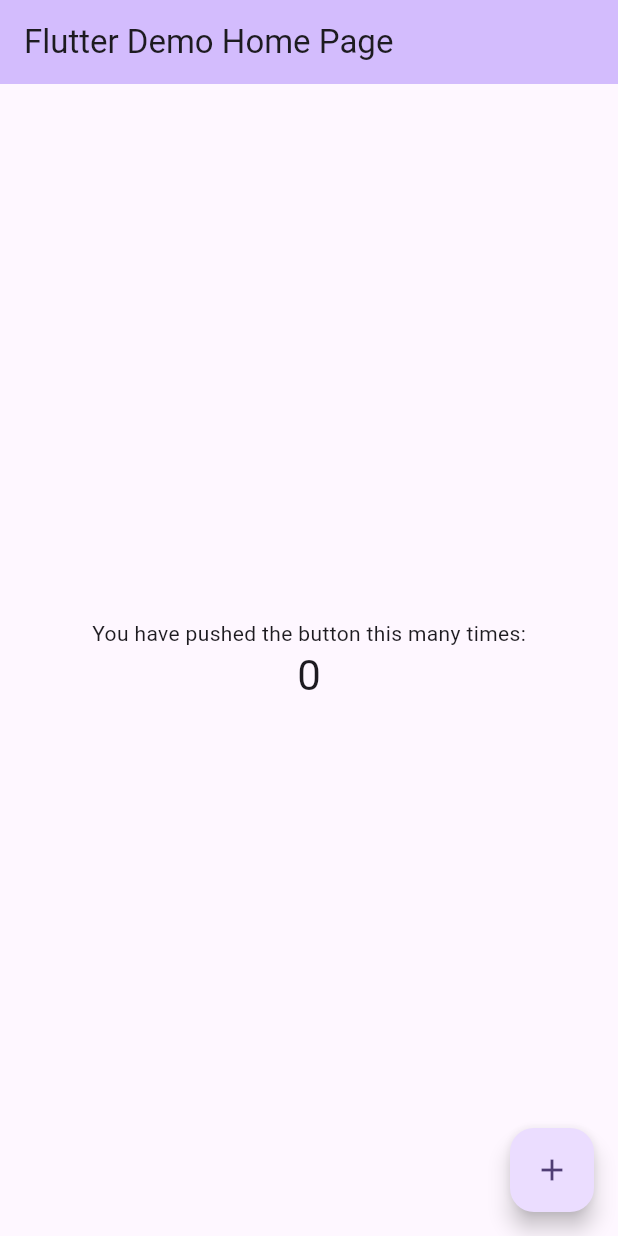
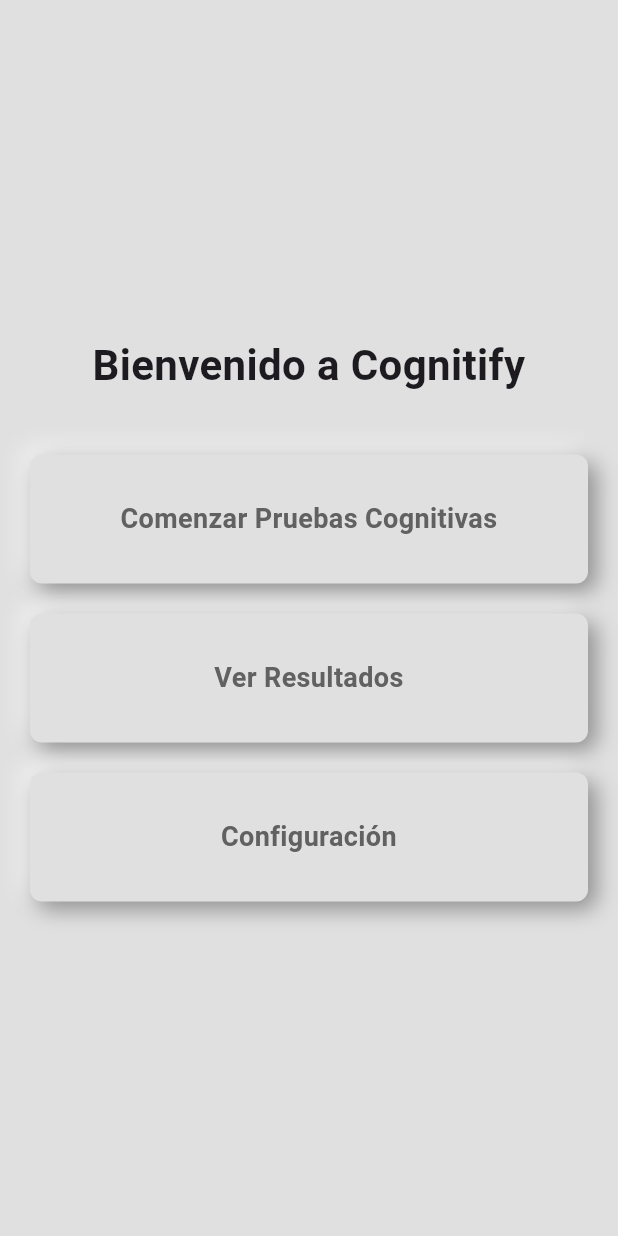
Before and after one commit to jojoji54/Cognitify, a Flutter app: the screen it shows after launch, on a phone screen of 412 x 824 dp. Run offline on Flutter 3.47's test engine with Material 3 defaults, Android fonts, the phone set to English and light mode, and no system bars; our stand-ins replace flutter_neumorphic_plus, hive, hive_flutter; accounts and stored records are empty.

Commit message:
creando el home

```diff
--- /dev/null
+++ b/lib/app.dart
@@ -0,0 +1,25 @@
+import 'package:cognitify/screens/home_screen.dart';
+import 'package:flutter_neumorphic_plus/flutter_neumorphic.dart';
+
+class CognitifyApp extends StatelessWidget {
+   CognitifyApp({Key? key}) : super(key: key);
+
+  @override
+  Widget build(BuildContext context) {
+    return const NeumorphicApp(
+      title: 'Cognitify',
+      themeMode: ThemeMode.light,
+      theme: NeumorphicThemeData(
+        baseColor: Color(0xFFE0E0E0),
+        lightSource: LightSource.topLeft,
+        depth: 10,
+      ),
+      darkTheme: NeumorphicThemeData(
+        baseColor: Color(0xFF2E3239),
+        lightSource: LightSource.topLeft,
+        depth: 6,
+      ),
+      home: HomeScreen(),
+    );
+  }
+}
--- a/lib/main.dart
+++ b/lib/main.dart
@@ -1,3 +1,4 @@
+import 'package:cognitify/app.dart';
 import 'package:flutter/material.dart';
 import 'package:hive_flutter/hive_flutter.dart';
 
@@ -10,125 +11,5 @@ void main() async{
   // Abre las cajas necesarias
   await Hive.openBox('userBox');
   await Hive.openBox('resultsBox');
-  runApp(const MyApp());
+  runApp( CognitifyApp());
 }
-
-class MyApp extends StatelessWidget {
-  const MyApp({super.key});
-
-  // This widget is the root of your application.
-  @override
-  Widget build(BuildContext context) {
-    return MaterialApp(
-      title: 'Flutter Demo',
-      theme: ThemeData(
-        // This is the theme of your application.
-        //
-        // TRY THIS: Try running your application with "flutter run". You'll see
-        // the application has a purple toolbar. Then, without quitting the app,
-        // try changing the seedColor in the colorScheme below to Colors.green
-        // and then invoke "hot reload" (save your changes or press the "hot
-        // reload" button in a Flutter-supported IDE, or press "r" if you used
-        // the command line to start the app).
-        //
-        // Notice that the counter didn't reset back to zero; the application
-        // state is not lost during the reload. To reset the state, use hot
-        // restart instead.
-        //
-        // This works for code too, not just values: Most code changes can be
-        // tested with just a hot reload.
-        colorScheme: ColorScheme.fromSeed(seedColor: Colors.deepPurple),
-        useMaterial3: true,
-      ),
-      home: const MyHomePage(title: 'Flutter Demo Home Page'),
-    );
-  }
-}
-
-class MyHomePage extends StatefulWidget {
-  const MyHomePage({super.key, required this.title});
-
-  // This widget is the home page of your application. It is stateful, meaning
-  // that it has a State object (defined below) that contains fields that affect
-  // how it looks.
-
-  // This class is the configuration for the state. It holds the values (in this
-  // case the title) provided by the parent (in this case the App widget) and
-  // used by the build method of the State. Fields in a Widget subclass are
-  // always marked "final".
-
-  final String title;
-
-  @override
-  State<MyHomePage> createState() => _MyHomePageState();
-}
-
-class _MyHomePageState extends State<MyHomePage> {
-  int _counter = 0;
-
-  void _incrementCounter() {
-    setState(() {
-      // This call to setState tells the Flutter framework that something has
-      // changed in this State, which causes it to rerun the build method below
-      // so that the display can reflect the updated values. If we changed
-      // _counter without calling setState(), then the build method would not be
-      // called again, and so nothing would appear to happen.
-      _counter++;
-    });
-  }
-
-  @override
-  Widget build(BuildContext context) {
-    // This method is rerun every time setState is called, for instance as done
-    // by the _incrementCounter method above.
-    //
-    // The Flutter framework has been optimized to make rerunning build methods
-    // fast, so that you can just rebuild anything that needs updating rather
-    // than having to individually change instances of widgets.
-    return Scaffold(
-      appBar: AppBar(
-        // TRY THIS: Try changing the color here to a specific color (to
-        // Colors.amber, perhaps?) and trigger a hot reload to see the AppBar
-        // change color while the other colors stay the same.
-        backgroundColor: Theme.of(context).colorScheme.inversePrimary,
-        // Here we take the value from the MyHomePage object that was created by
-        // the App.build method, and use it to set our appbar title.
-        title: Text(widget.title),
-      ),
-      body: Center(
-        // Center is a layout widget. It takes a single child and positions it
-        // in the middle of the parent.
-        child: Column(
-          // Column is also a layout widget. It takes a list of children and
-          // arranges them vertically. By default, it sizes itself to fit its
-          // children horizontally, and tries to be as tall as its parent.
-          //
-          // Column has various properties to control how it sizes itself and
-          // how it positions its children. Here we use mainAxisAlignment to
-          // center the children vertically; the main axis here is the vertical
-          // axis because Columns are vertical (the cross axis would be
-          // horizontal).
-          //
-          // TRY THIS: Invoke "debug painting" (choose the "Toggle Debug Paint"
-          // action in the IDE, or press "p" in the console), to see the
-          // wireframe for each widget.
-          mainAxisAlignment: MainAxisAlignment.center,
-          children: <Widget>[
-            const Text(
-              'You have pushed the button this many times:',
-            ),
-            Text(
-              '$_counter',
-              style: Theme.of(context).textTheme.headlineMedium,
-            ),
-          ],
-        ),
-      ),
-      floatingActionButton: FloatingActionButton(
-        onPressed: _incrementCounter,
-        tooltip: 'Increment',
-        child: const Icon(Icons.add),
-      ), // This trailing comma makes auto-formatting nicer for build methods.
-    );
-  }
-}
--- /dev/null
+++ b/lib/screens/home_screen.dart
@@ -0,0 +1,86 @@
+import 'package:flutter_neumorphic_plus/flutter_neumorphic.dart';
+
+class HomeScreen extends StatelessWidget {
+  const HomeScreen({Key? key}) : super(key: key);
+
+  @override
+  Widget build(BuildContext context) {
+    return Scaffold(
+      backgroundColor: NeumorphicTheme.baseColor(context),
+      body: Padding(
+        padding: const EdgeInsets.all(20.0),
+        child: Column(
+          mainAxisAlignment: MainAxisAlignment.center,
+          crossAxisAlignment: CrossAxisAlignment.stretch,
+          children: [
+            const Text(
+              "Bienvenido a Cognitify",
+              style: TextStyle(fontSize: 28, fontWeight: FontWeight.bold),
+              textAlign: TextAlign.center,
+            ),
+            const SizedBox(height: 40),
+            NeumorphicButton(
+              onPressed: () {},
+              style: NeumorphicStyle(
+                shape: NeumorphicShape.flat,
+                boxShape:
+                    NeumorphicBoxShape.roundRect(BorderRadius.circular(8)),
+              ),
+              child:  Padding(
+                padding: const EdgeInsets.symmetric(vertical: 20),
+                child: Text(
+                  "Comenzar Pruebas Cognitivas",
+                  textAlign: TextAlign.center,
+                  style: TextStyle(
+                      fontSize: 18,
+                      fontWeight: FontWeight.bold,
+                      color: Colors.grey[700]),
+                ),
+              ),
+            ),
+            const SizedBox(height: 20),
+            NeumorphicButton(
+              onPressed: () {},
+              style: NeumorphicStyle(
+                shape: NeumorphicShape.flat,
+                boxShape:
+                    NeumorphicBoxShape.roundRect(BorderRadius.circular(8)),
+              ),
+              child:  Padding(
+                padding: const EdgeInsets.symmetric(vertical: 20),
+                child: Text(
+                  "Ver Resultados",
+                  textAlign: TextAlign.center,
+                  style: TextStyle(
+                      fontSize: 18,
+                      fontWeight: FontWeight.bold,
+                      color: Colors.grey[700]),
+                ),
+              ),
+            ),
+            const SizedBox(height: 20),
+            NeumorphicButton(
+              onPressed: () {},
+              style: NeumorphicStyle(
+                shape: NeumorphicShape.flat,
+                boxShape:
+                    NeumorphicBoxShape.roundRect(BorderRadius.circular(8)),
+              ),
+              child: Padding(
+                padding: const EdgeInsets.symmetric(vertical: 20),
+                child: Text(
+                  "Configuración",
+                  textAlign: TextAlign.center,
+                  style: TextStyle(
+                      fontSize: 18,
+                      fontWeight: FontWeight.bold,
+                      color: Colors.grey[700]),
+                ),
+              ),
+            ),
+          ],
+        ),
+      ),
+    );
+  }
+}
--- a/pubspec.yaml
+++ b/pubspec.yaml
@@ -40,6 +40,7 @@ dependencies:
   fl_chart: ^0.71.0
   path_provider: ^2.1.5
   hive: ^2.2.3
+  flutter_neumorphic_plus: ^3.4.0
 
 
 dev_dependencies:
```
